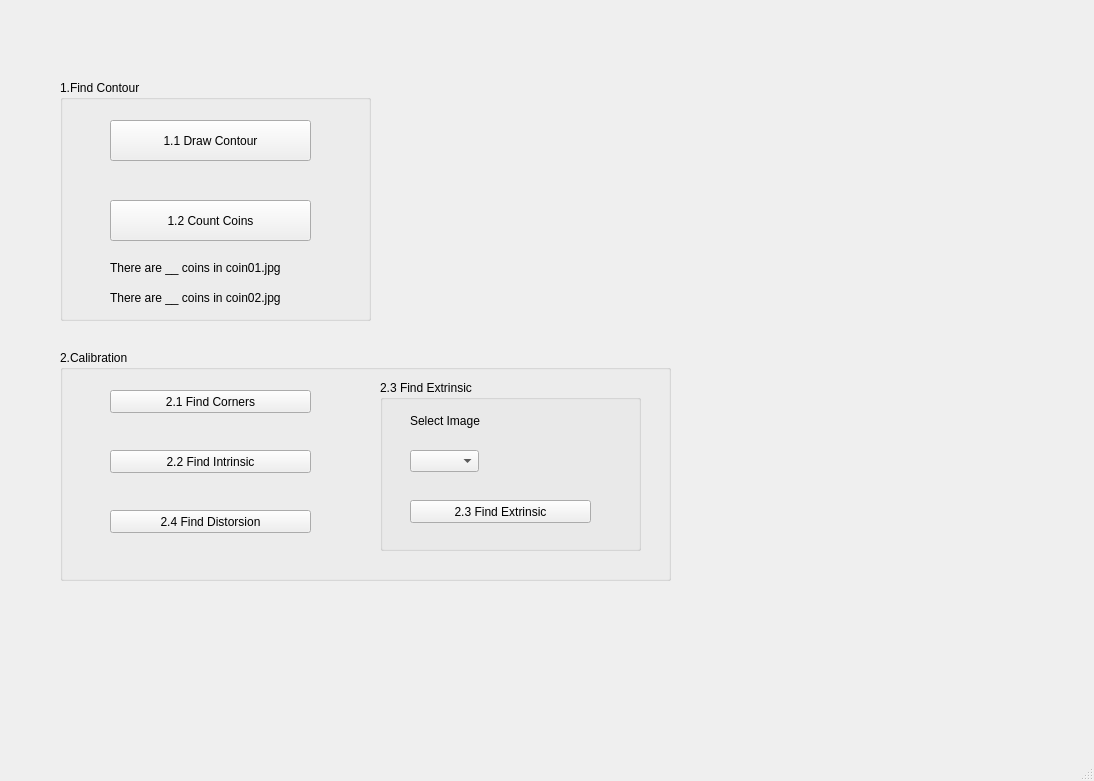
This is GUI.ui in ch3coch3/opencv_HW2 as Qt 5 draws it before an edit. The edited form follows.
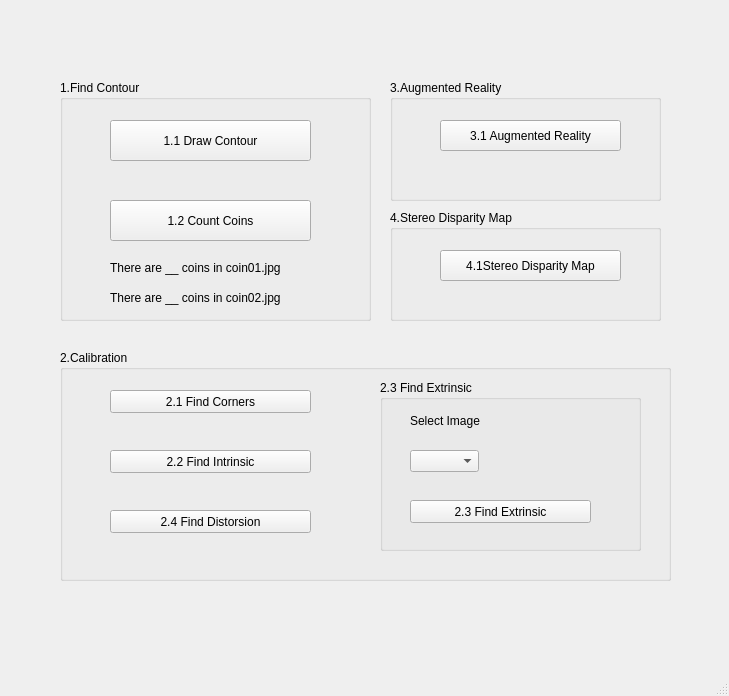
This is the edited form.

Diff of the .ui file:
```diff
--- a/GUI.ui
+++ b/GUI.ui
@@ -6,8 +6,8 @@
    <rect>
     <x>0</x>
     <y>0</y>
-    <width>1094</width>
-    <height>781</height>
+    <width>729</width>
+    <height>696</height>
    </rect>
   </property>
   <property name="windowTitle">
@@ -180,6 +180,58 @@
      </widget>
     </widget>
    </widget>
+   <widget class="QGroupBox" name="groupBox_4">
+    <property name="geometry">
+     <rect>
+      <x>390</x>
+      <y>80</y>
+      <width>271</width>
+      <height>121</height>
+     </rect>
+    </property>
+    <property name="title">
+     <string>3.Augmented Reality</string>
+    </property>
+    <widget class="QPushButton" name="AugmentedReality">
+     <property name="geometry">
+      <rect>
+       <x>50</x>
+       <y>40</y>
+       <width>181</width>
+       <height>31</height>
+      </rect>
+     </property>
+     <property name="text">
+      <string>3.1 Augmented Reality</string>
+     </property>
+    </widget>
+   </widget>
+   <widget class="QGroupBox" name="groupBox_5">
+    <property name="geometry">
+     <rect>
+      <x>390</x>
+      <y>210</y>
+      <width>271</width>
+      <height>111</height>
+     </rect>
+    </property>
+    <property name="title">
+     <string>4.Stereo Disparity Map</string>
+    </property>
+    <widget class="QPushButton" name="Stereo">
+     <property name="geometry">
+      <rect>
+       <x>50</x>
+       <y>40</y>
+       <width>181</width>
+       <height>31</height>
+      </rect>
+     </property>
+     <property name="text">
+      <string>4.1Stereo Disparity Map</string>
+     </property>
+    </widget>
+   </widget>
   </widget>
   <widget class="QMenuBar" name="menubar">
    <property name="geometry">
```
Left out of the diff: 2 changed lines with no effect on the pictures.
